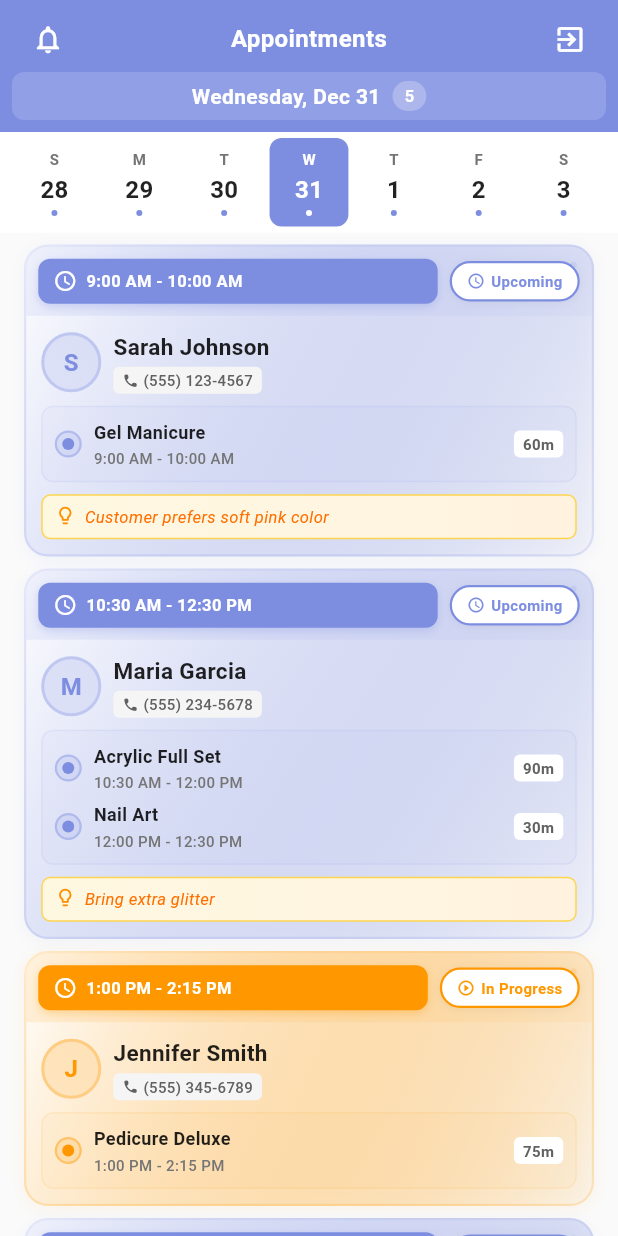
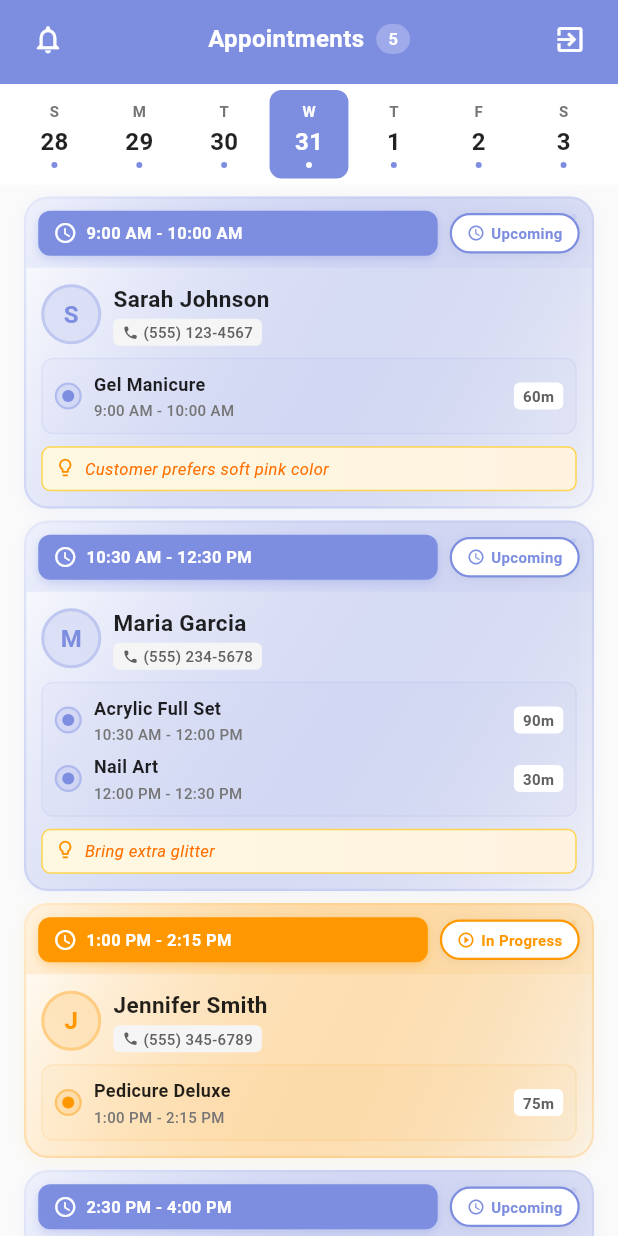
Before and after one commit to TuNguyn/aicom_tech_fe, a Flutter app: the AppointmentsPage screen opened directly, on a phone screen of 412 x 824 dp. Run offline on Flutter 3.47's test engine with Material 3 defaults, Android fonts, the phone set to English and light mode, and no system bars; our stand-ins replace dartz, dio, equatable, flutter_riverpod, flutter_svg, go_router and 2 more; accounts and stored records are empty.

Commit message:
feat: Update header layout in AppointmentsPage and WalkInPage to include appointment and walk-in counts

```diff
--- a/lib/presentation/pages/appointments/appointments_page.dart
+++ b/lib/presentation/pages/appointments/appointments_page.dart
@@ -153,50 +153,18 @@ class _AppointmentsPageState extends ConsumerState<AppointmentsPage> {
                   },
                 ),
                 Expanded(
-                  child: Text(
+                  child: Row(
+                    mainAxisAlignment: MainAxisAlignment.center,
+                    mainAxisSize: MainAxisSize.min,
+                    children: [
+                      Text(
                         'Appointments',
                         style: AppTextStyles.bodyLarge.copyWith(
                           color: Colors.white,
                           fontWeight: FontWeight.w600,
                         ),
-                    textAlign: TextAlign.center,
                         maxLines: 1,
                         overflow: TextOverflow.ellipsis,
-                  ),
-                ),
-                IconButton(
-                  icon: const Icon(Icons.exit_to_app, color: Colors.white, size: 22),
-                  padding: EdgeInsets.zero,
-                  constraints: const BoxConstraints(),
-                  onPressed: () async {
-                    await ref.read(authNotifierProvider.notifier).logout();
-                    if (context.mounted) {
-                      context.go(AppRoutes.login);
-                    }
-                  },
-                ),
-              ],
-            ),
-          ),
-          // Date and appointment count row
-          Container(
-            padding: const EdgeInsets.symmetric(
-              horizontal: AppDimensions.spacingM,
-              vertical: 6,
-            ),
-            decoration: BoxDecoration(
-              color: Colors.white.withValues(alpha: 0.15),
-              borderRadius: BorderRadius.circular(8),
-            ),
-            child: Row(
-              mainAxisAlignment: MainAxisAlignment.center,
-              children: [
-                Text(
-                  DateFormat('EEEE, MMM d').format(_selectedDate),
-                  style: AppTextStyles.bodyMedium.copyWith(
-                    color: Colors.white,
-                    fontWeight: FontWeight.bold,
-                  ),
                       ),
                       const SizedBox(width: 8),
                       Container(
@@ -213,6 +181,20 @@ class _AppointmentsPageState extends ConsumerState<AppointmentsPage> {
                             fontSize: 11,
                           ),
                         ),
+                      ),
+                    ],
+                  ),
+                ),
+                IconButton(
+                  icon: const Icon(Icons.exit_to_app, color: Colors.white, size: 22),
+                  padding: EdgeInsets.zero,
+                  constraints: const BoxConstraints(),
+                  onPressed: () async {
+                    await ref.read(authNotifierProvider.notifier).logout();
+                    if (context.mounted) {
+                      context.go(AppRoutes.login);
+                    }
+                  },
                 ),
               ],
             ),
```
Also changed, not shown: lib/presentation/pages/walk_in/walk_in_page.dart (+23 -44 lines). Lines whose indentation alone changed are shown as unchanged.
